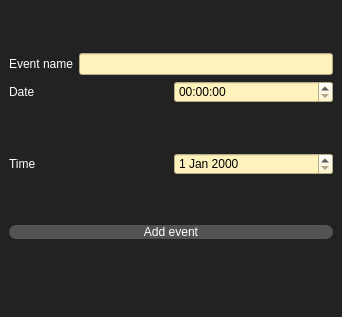
dmhd6219/JoJoOrganizer, file uis/addevent.ui: the form before one commit.
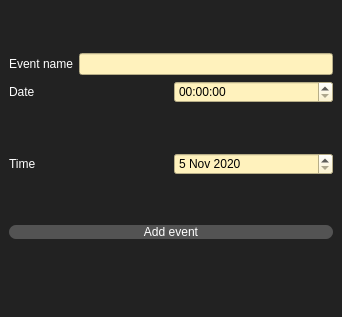
The form after the commit. Icons and pictures are not drawn.

Diff of the .ui file:
```diff
--- a/uis/addevent.ui
+++ b/uis/addevent.ui
@@ -92,7 +92,25 @@
          </widget>
         </item>
         <item>
-         <widget class="QDateEdit" name="dateEdit"/>
+         <widget class="QDateEdit" name="dateEdit">
+          <property name="dateTime">
+           <datetime>
+            <hour>0</hour>
+            <minute>0</minute>
+            <second>0</second>
+            <year>2020</year>
+            <month>11</month>
+            <day>5</day>
+           </datetime>
+          </property>
+          <property name="minimumDate">
+           <date>
+            <year>2020</year>
+            <month>11</month>
+            <day>5</day>
+           </date>
+          </property>
+         </widget>
         </item>
        </layout>
       </item>
```
